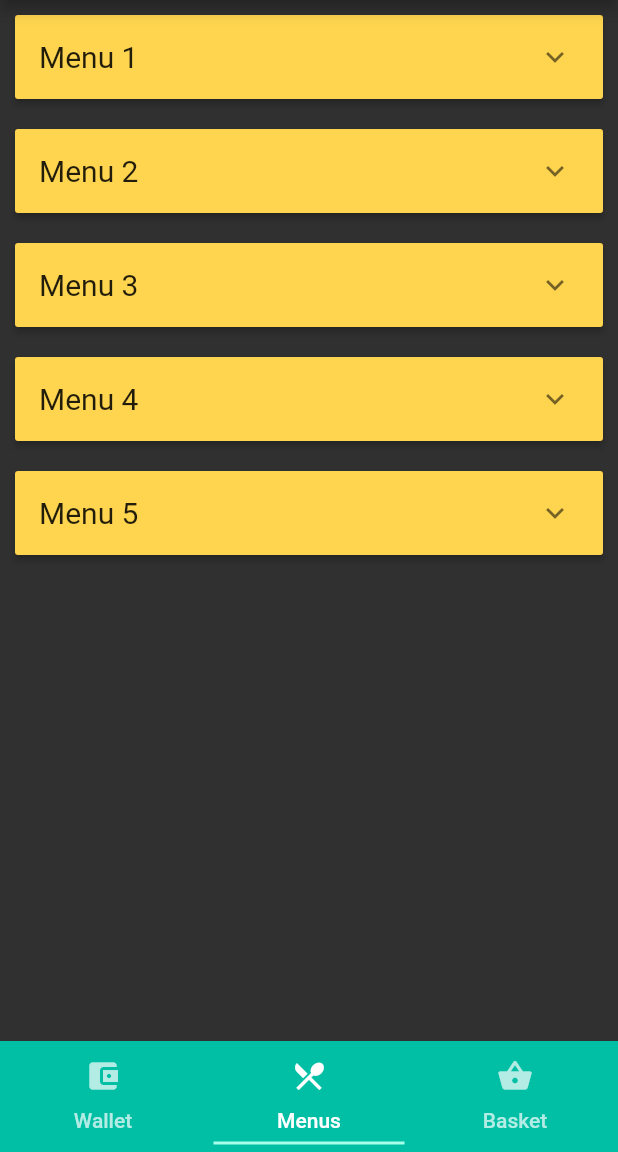
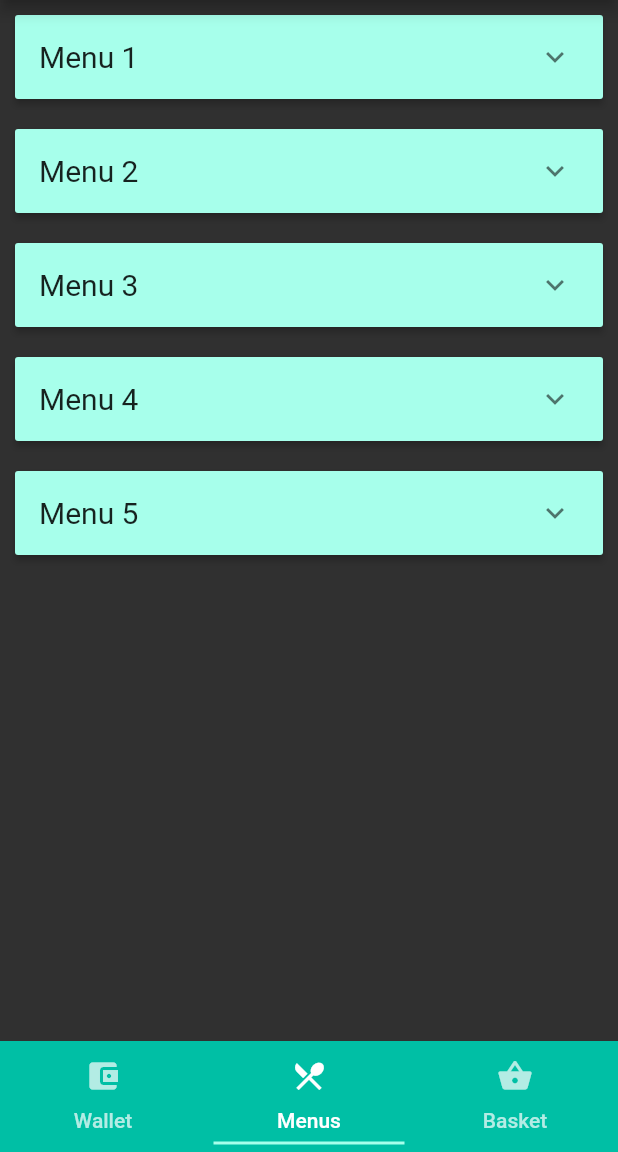
Before and after one commit to htl-anichstrasse/sokka, a Flutter app: the screen it shows after launch, item 2 of the bottom bar chosen, on a phone screen of 412 x 824 dp, the part 84-1236 px from its top. Run offline on Flutter 3.47's test engine with Material 2 defaults, Android fonts, the phone set to English and light mode, and no system bars.

Commit message:
debug banner and card color

```diff
--- a/client/lib/main.dart
+++ b/client/lib/main.dart
@@ -8,11 +8,11 @@ class Sokka extends StatelessWidget {
   Widget build(BuildContext context) {
     SystemChrome.setEnabledSystemUIOverlays([]);
     return MaterialApp(
-      debugShowCheckedModeBanner: false,
+      debugShowCheckedModeBanner: true,
       theme: ThemeData(
         primaryColor: Colors.tealAccent[700],
         scaffoldBackgroundColor: Colors.grey[850],
-        cardColor: Colors.amber[300],
+        cardColor: Colors.tealAccent[100],
         textTheme: TextTheme(
           bodyText2: TextStyle(color: Colors.black, fontFamily: 'Source Code Pro'),
           headline4: TextStyle(color: Colors.white),
```
Also changed, not shown: client/pubspec.lock.
